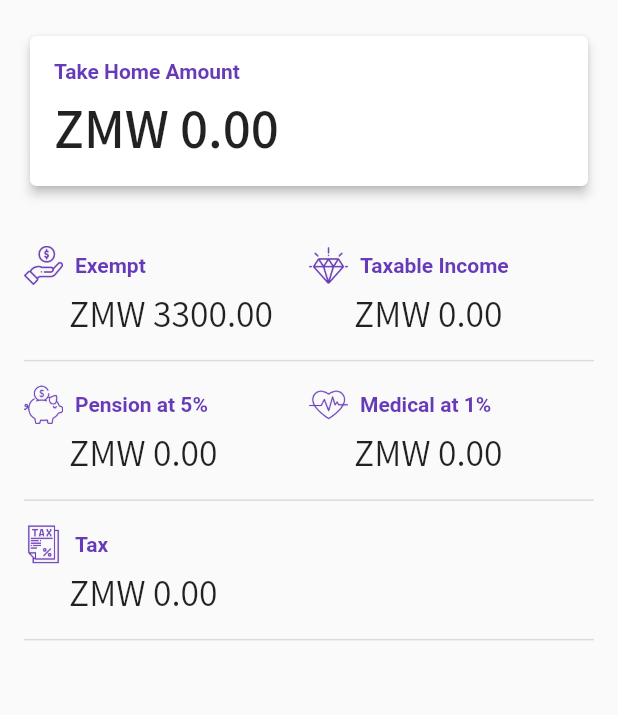
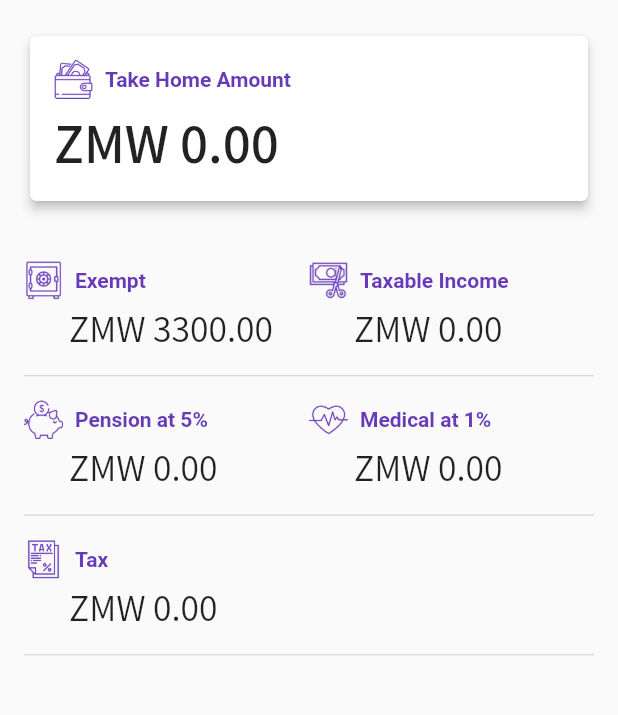
Before and after one commit to twmbx/flutter-tax-calc, a Flutter app: the screen it shows after launch, on a phone screen of 412 x 824 dp, the part 284-999 px from its top. Run offline on Flutter 3.47's test engine with Material 2 defaults, Android fonts, the phone set to English and light mode, and no system bars.

Commit message:
Updated icons
Added new icons with better relevance for "Exempt" & Taxable income. Added an icon for "Take home amount".

Added attribution for icons used.

```diff
--- a/lib/main.dart
+++ b/lib/main.dart
@@ -129,7 +129,7 @@ class _MyHomePageState extends State<MyHomePage> {
           crossAxisAlignment: CrossAxisAlignment.center,
           children: <Widget>[
             ImageIcon(
-              AssetImage('assets/icons/payment.png'),
+              AssetImage('assets/icons/vault.png'),
               color: Colors.deepPurple,
               size: 26.0,
               semanticLabel: 'Exempt icon',
@@ -164,12 +164,25 @@ class _MyHomePageState extends State<MyHomePage> {
         padding: const EdgeInsets.all(16.0),
         child: Column(
           children: <Widget>[
+            Row(
+              mainAxisAlignment: MainAxisAlignment.start,
+              crossAxisAlignment: CrossAxisAlignment.center,
+              children: <Widget>[
+                ImageIcon(
+                  AssetImage('assets/icons/wallet.png'),
+                  color: Colors.deepPurple,
+                  size: 26.0,
+                  semanticLabel: 'wallet icon',
+                ),
+                SizedBox(width: 8.0),
                 Align(
                   alignment: Alignment.centerLeft,
                   child: Text(
                     'Take Home Amount',
                     style: TextStyle(color: Colors.deepPurple, fontWeight: FontWeight.w600),
                   ),
+                ),
+              ],
             ),
             SizedBox(height: 8),
             Align(
@@ -195,10 +208,10 @@ class _MyHomePageState extends State<MyHomePage> {
           crossAxisAlignment: CrossAxisAlignment.center,
           children: <Widget>[
             ImageIcon(
-              AssetImage('assets/icons/diamond.png'),
+              AssetImage('assets/icons/taxable.png'),
               color: Colors.deepPurple,
               size: 26.0,
-              semanticLabel: 'diamond icon',
+              semanticLabel: 'money cut icon',
             ),
             SizedBox(width: 8.0),
             Align(
--- a/pubspec.yaml
+++ b/pubspec.yaml
@@ -44,10 +44,11 @@ flutter:
   # To add assets to your application, add an assets section, like this:
   assets:
    - assets/icons/money.png
-   - assets/icons/diamond.png
+   - assets/icons/vault.png
    - assets/icons/heart.png
-   - assets/icons/payment.png
+   - assets/icons/taxable.png
    - assets/icons/tax.png
+   - assets/icons/wallet.png
 
   # An image asset can refer to one or more resolution-specific "variants", see
   # https://flutter.dev/assets-and-images/#resolution-aware.
```
Also changed, not shown: assets/icons/diamond.png (deleted), assets/icons/payment.png (deleted), assets/icons/taxable.png (added), assets/icons/vault.png (added), assets/icons/wallet.png (added), 1 other file. Lines whose indentation alone changed are shown as unchanged.
